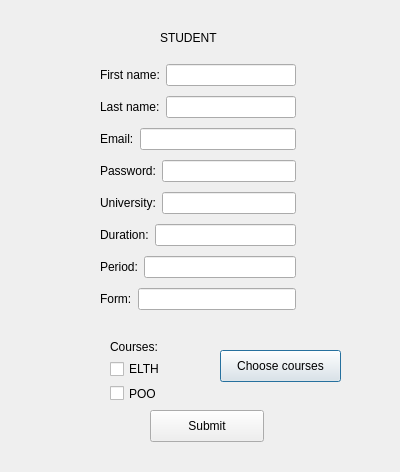
Above: menustudent.ui from casalete/ErasmusIo before the change. Below: the same form after it.
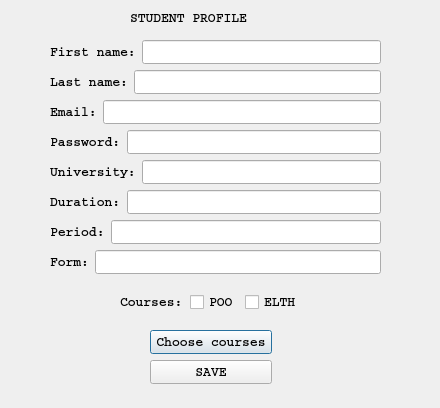
That is the form after the change. Icons and pictures are not drawn.

Patch:
```diff
--- a/menustudent.ui
+++ b/menustudent.ui
@@ -6,73 +6,83 @@
    <rect>
     <x>0</x>
     <y>0</y>
-    <width>400</width>
-    <height>472</height>
+    <width>440</width>
+    <height>408</height>
    </rect>
   </property>
   <property name="windowTitle">
    <string>Dialog</string>
   </property>
+  <property name="styleSheet">
+   <string notr="true">background-image: url(:/unic.jpg);</string>
+  </property>
   <widget class="QLabel" name="label">
    <property name="geometry">
     <rect>
-     <x>160</x>
-     <y>30</y>
-     <width>59</width>
+     <x>130</x>
+     <y>10</y>
+     <width>131</width>
      <height>16</height>
     </rect>
    </property>
-   <property name="text">
-    <string>STUDENT</string>
+   <property name="font">
+    <font>
+     <family>Courier</family>
+     <pointsize>10</pointsize>
+     <weight>75</weight>
+     <bold>true</bold>
+    </font>
    </property>
-  </widget>
-  <widget class="QPushButton" name="coursesButton">
-   <property name="geometry">
-    <rect>
-     <x>220</x>
-     <y>350</y>
-     <width>121</width>
-     <height>32</height>
-    </rect>
-   </property>
    <property name="text">
-    <string>Choose courses</string>
-   </property>
-  </widget>
-  <widget class="QPushButton" name="submitButton">
-   <property name="geometry">
-    <rect>
-     <x>150</x>
-     <y>410</y>
-     <width>114</width>
-     <height>32</height>
-    </rect>
-   </property>
-   <property name="text">
-    <string>Submit</string>
+    <string>STUDENT PROFILE</string>
    </property>
   </widget>
   <widget class="QWidget" name="layoutWidget">
    <property name="geometry">
     <rect>
-     <x>100</x>
-     <y>60</y>
-     <width>196</width>
-     <height>256</height>
+     <x>50</x>
+     <y>40</y>
+     <width>331</width>
+     <height>236</height>
     </rect>
    </property>
+   <property name="font">
+    <font>
+     <family>Courier</family>
+     <pointsize>10</pointsize>
+     <weight>75</weight>
+     <bold>true</bold>
+    </font>
+   </property>
    <layout class="QVBoxLayout" name="verticalLayout">
     <item>
      <layout class="QHBoxLayout" name="horizontalLayout">
       <item>
        <widget class="QLabel" name="label_2">
+        <property name="font">
+         <font>
+          <family>Courier</family>
+          <pointsize>10</pointsize>
+          <weight>75</weight>
+          <bold>true</bold>
+         </font>
+        </property>
         <property name="text">
          <string>First name:</string>
         </property>
        </widget>
       </item>
       <item>
-       <widget class="QLineEdit" name="lineEdit_firstName"/>
+       <widget class="QLineEdit" name="lineEdit_firstName">
+        <property name="font">
+         <font>
+          <family>Courier</family>
+          <pointsize>10</pointsize>
+          <weight>75</weight>
+          <bold>true</bold>
+         </font>
+        </property>
+       </widget>
       </item>
      </layout>
     </item>
@@ -80,13 +90,30 @@
      <layout class="QHBoxLayout" name="horizontalLayout_2">
       <item>
        <widget class="QLabel" name="label_5">
+        <property name="font">
+         <font>
+          <family>Courier</family>
+          <pointsize>10</pointsize>
+          <weight>75</weight>
+          <bold>true</bold>
+         </font>
+        </property>
         <property name="text">
          <string>Last name:</string>
         </property>
        </widget>
       </item>
       <item>
-       <widget class="QLineEdit" name="lineEdit_lastName"/>
+       <widget class="QLineEdit" name="lineEdit_lastName">
+        <property name="font">
+         <font>
+          <family>Courier</family>
+          <pointsize>10</pointsize>
+          <weight>75</weight>
+          <bold>true</bold>
+         </font>
+        </property>
+       </widget>
       </item>
      </layout>
     </item>
@@ -94,13 +121,30 @@
      <layout class="QHBoxLayout" name="horizontalLayout_3">
       <item>
        <widget class="QLabel" name="label_6">
+        <property name="font">
+         <font>
+          <family>Courier</family>
+          <pointsize>10</pointsize>
+          <weight>75</weight>
+          <bold>true</bold>
+         </font>
+        </property>
         <property name="text">
          <string>Email:</string>
         </property>
        </widget>
       </item>
       <item>
-       <widget class="QLineEdit" name="lineEdit_email"/>
+       <widget class="QLineEdit" name="lineEdit_email">
+        <property name="font">
+         <font>
+          <family>Courier</family>
+          <pointsize>10</pointsize>
+          <weight>75</weight>
+          <bold>true</bold>
+         </font>
+        </property>
+       </widget>
       </item>
      </layout>
     </item>
@@ -108,13 +152,30 @@
      <layout class="QHBoxLayout" name="horizontalLayout_4">
       <item>
        <widget class="QLabel" name="label_7">
+        <property name="font">
+         <font>
+          <family>Courier</family>
+          <pointsize>10</pointsize>
+          <weight>75</weight>
+          <bold>true</bold>
+         </font>
+        </property>
         <property name="text">
          <string>Password:</string>
         </property>
        </widget>
       </item>
       <item>
-       <widget class="QLineEdit" name="lineEdit_password"/>
+       <widget class="QLineEdit" name="lineEdit_password">
+        <property name="font">
+         <font>
+          <family>Courier</family>
+          <pointsize>10</pointsize>
+          <weight>75</weight>
+          <bold>true</bold>
+         </font>
+        </property>
+       </widget>
       </item>
      </layout>
     </item>
@@ -122,13 +183,30 @@
      <layout class="QHBoxLayout" name="horizontalLayout_5">
       <item>
        <widget class="QLabel" name="label_8">
+        <property name="font">
+         <font>
+          <family>Courier</family>
+          <pointsize>10</pointsize>
+          <weight>75</weight>
+          <bold>true</bold>
+         </font>
+        </property>
         <property name="text">
          <string>University:</string>
         </property>
        </widget>
       </item>
       <item>
-       <widget class="QLineEdit" name="lineEdit_university"/>
+       <widget class="QLineEdit" name="lineEdit_university">
+        <property name="font">
+         <font>
+          <family>Courier</family>
+          <pointsize>10</pointsize>
+          <weight>75</weight>
+          <bold>true</bold>
+         </font>
+        </property>
+       </widget>
       </item>
      </layout>
     </item>
@@ -136,13 +214,30 @@
      <layout class="QHBoxLayout" name="horizontalLayout_6">
       <item>
        <widget class="QLabel" name="label_9">
+        <property name="font">
+         <font>
+          <family>Courier</family>
+          <pointsize>10</pointsize>
+          <weight>75</weight>
+          <bold>true</bold>
+         </font>
+        </property>
         <property name="text">
          <string>Duration:</string>
         </property>
        </widget>
       </item>
       <item>
-       <widget class="QLineEdit" name="lineEdit_duration"/>
+       <widget class="QLineEdit" name="lineEdit_duration">
+        <property name="font">
+         <font>
+          <family>Courier</family>
+          <pointsize>10</pointsize>
+          <weight>75</weight>
+          <bold>true</bold>
+         </font>
+        </property>
+       </widget>
       </item>
      </layout>
     </item>
@@ -150,13 +245,30 @@
      <layout class="QHBoxLayout" name="horizontalLayout_7">
       <item>
        <widget class="QLabel" name="label_4">
+        <property name="font">
+         <font>
+          <family>Courier</family>
+          <pointsize>10</pointsize>
+          <weight>75</weight>
+          <bold>true</bold>
+         </font>
+        </property>
         <property name="text">
          <string>Period:</string>
         </property>
        </widget>
       </item>
       <item>
-       <widget class="QLineEdit" name="lineEdit_period"/>
+       <widget class="QLineEdit" name="lineEdit_period">
+        <property name="font">
+         <font>
+          <family>Courier</family>
+          <pointsize>10</pointsize>
+          <weight>75</weight>
+          <bold>true</bold>
+         </font>
+        </property>
+       </widget>
       </item>
      </layout>
     </item>
@@ -164,46 +276,133 @@
      <layout class="QHBoxLayout" name="horizontalLayout_8">
       <item>
        <widget class="QLabel" name="label_3">
+        <property name="font">
+         <font>
+          <family>Courier</family>
+          <pointsize>10</pointsize>
+          <weight>75</weight>
+          <bold>true</bold>
+         </font>
+        </property>
         <property name="text">
          <string>Form:</string>
         </property>
        </widget>
       </item>
       <item>
-       <widget class="QLineEdit" name="lineEdit_form"/>
+       <widget class="QLineEdit" name="lineEdit_form">
+        <property name="font">
+         <font>
+          <family>Courier</family>
+          <pointsize>10</pointsize>
+          <weight>75</weight>
+          <bold>true</bold>
+         </font>
+        </property>
+       </widget>
       </item>
      </layout>
     </item>
    </layout>
   </widget>
-  <widget class="QWidget" name="layoutWidget">
+  <widget class="QWidget" name="">
    <property name="geometry">
     <rect>
-     <x>110</x>
-     <y>340</y>
-     <width>87</width>
-     <height>63</height>
+     <x>120</x>
+     <y>290</y>
+     <width>182</width>
+     <height>24</height>
     </rect>
    </property>
-   <layout class="QVBoxLayout" name="verticalLayout_2">
+   <layout class="QHBoxLayout" name="horizontalLayout_10">
     <item>
      <widget class="QLabel" name="label_10">
+      <property name="font">
+       <font>
+        <family>Courier</family>
+        <pointsize>10</pointsize>
+        <weight>75</weight>
+        <bold>true</bold>
+       </font>
+      </property>
       <property name="text">
        <string>Courses:</string>
       </property>
      </widget>
     </item>
     <item>
-     <widget class="QCheckBox" name="checkBox">
+     <layout class="QHBoxLayout" name="horizontalLayout_9">
+      <item>
+       <widget class="QCheckBox" name="checkBox_2">
+        <property name="font">
+         <font>
+          <family>Courier</family>
+          <pointsize>10</pointsize>
+          <weight>75</weight>
+          <bold>true</bold>
+         </font>
+        </property>
+        <property name="text">
+         <string>POO</string>
+        </property>
+       </widget>
+      </item>
+      <item>
+       <widget class="QCheckBox" name="checkBox">
+        <property name="font">
+         <font>
+          <family>Courier</family>
+          <pointsize>10</pointsize>
+          <weight>75</weight>
+          <bold>true</bold>
+         </font>
+        </property>
+        <property name="text">
+         <string>ELTH</string>
+        </property>
+       </widget>
+      </item>
+     </layout>
+    </item>
+   </layout>
+  </widget>
+  <widget class="QWidget" name="">
+   <property name="geometry">
+    <rect>
+     <x>150</x>
+     <y>330</y>
+     <width>122</width>
+     <height>56</height>
+    </rect>
+   </property>
+   <layout class="QVBoxLayout" name="verticalLayout_2">
+    <item>
+     <widget class="QPushButton" name="coursesButton">
+      <property name="font">
+       <font>
+        <family>Courier</family>
+        <pointsize>10</pointsize>
+        <weight>75</weight>
+        <bold>true</bold>
+       </font>
+      </property>
       <property name="text">
-       <string>ELTH</string>
+       <string>Choose courses</string>
       </property>
      </widget>
     </item>
     <item>
-     <widget class="QCheckBox" name="checkBox_2">
+     <widget class="QPushButton" name="submitButton">
+      <property name="font">
+       <font>
+        <family>Courier</family>
+        <pointsize>10</pointsize>
+        <weight>75</weight>
+        <bold>true</bold>
+       </font>
+      </property>
       <property name="text">
-       <string>POO</string>
+       <string>SAVE</string>
       </property>
      </widget>
     </item>
```
